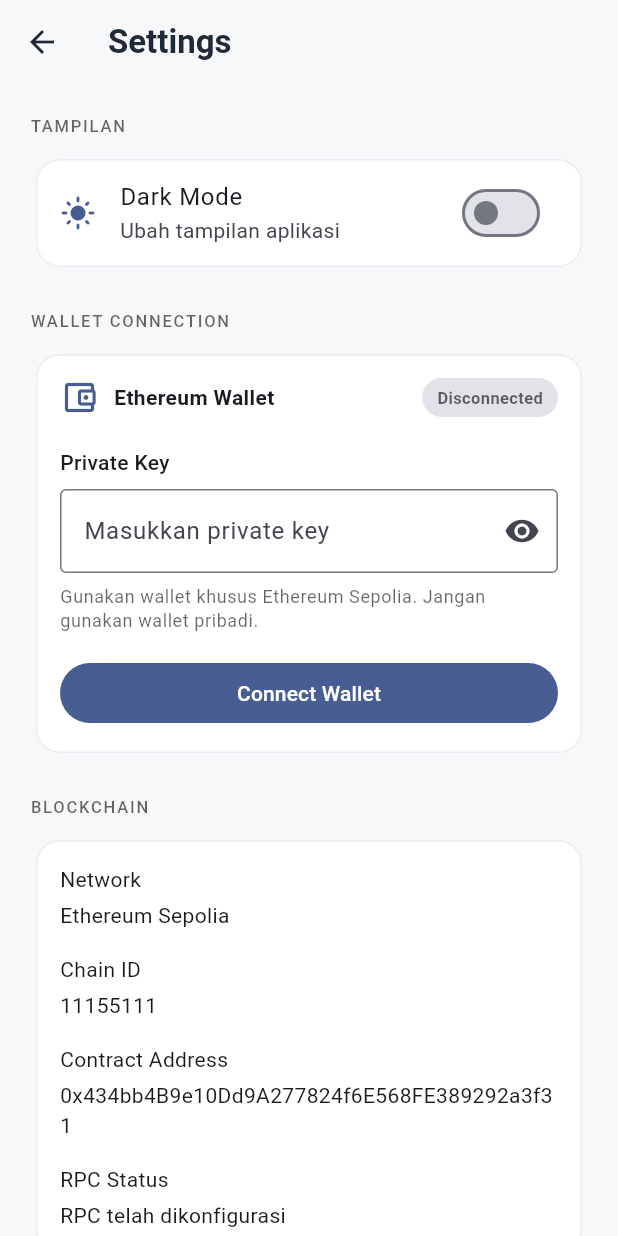
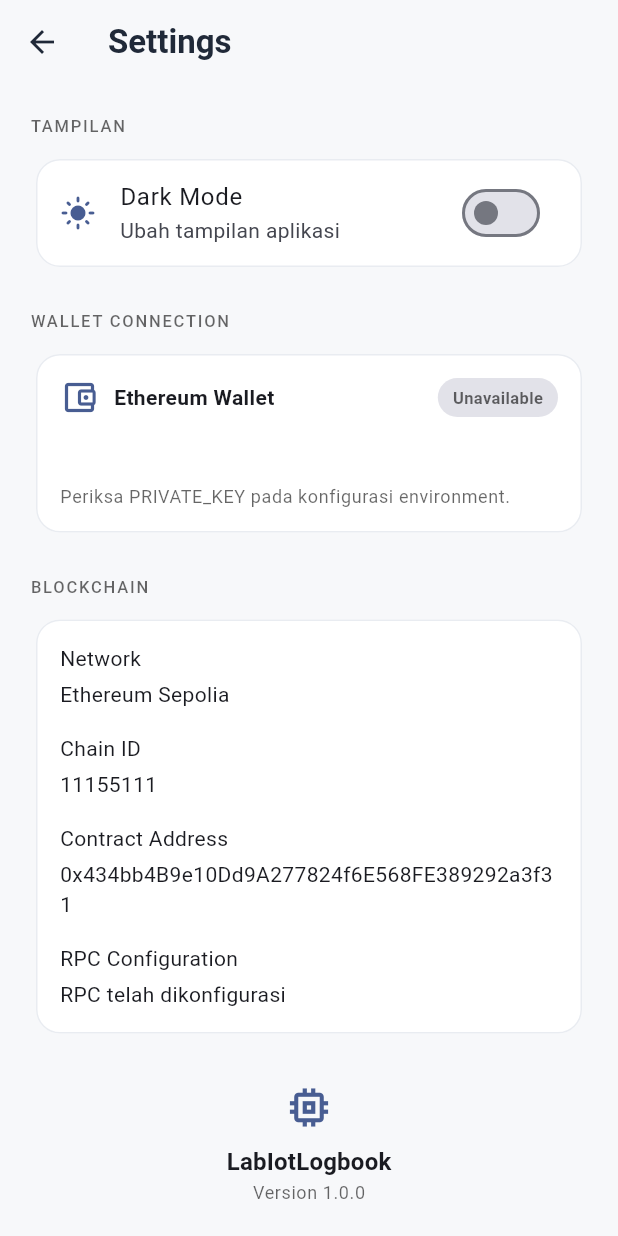
Before and after one commit to Ald1sky/LabIotLogbook, a Flutter app: the SettingsScreen screen opened directly with empty values, on a phone screen of 412 x 824 dp. Run offline on Flutter 3.47's test engine with Material 3 defaults, Android fonts, the phone set to English and light mode, and no system bars; our stand-ins replace flutter_dotenv; missing offline and left inert: wallet, web3dart; statements that could not run were skipped.

Commit message:
Beberapa konfigurasi perbaikan

```diff
--- a/lib/screens/dashboard_screen.dart
+++ b/lib/screens/dashboard_screen.dart
@@ -36,7 +36,7 @@ class DashboardScreen extends StatelessWidget {
     return Scaffold(
       appBar: AppBar(
         title: const Text(
-          'LabIotLogbook',
+          'Lab IoT Logbook',
           style: TextStyle(fontWeight: FontWeight.bold),
         ),
         actions: [
@@ -58,7 +58,7 @@ class DashboardScreen extends StatelessWidget {
           ),
           const SizedBox(height: 4),
           Text(
-            'Loan Dashboard',
+            'Dashboard',
             style: theme.textTheme.headlineMedium?.copyWith(
               fontWeight: FontWeight.bold,
             ),
--- a/lib/screens/loan_screen.dart
+++ b/lib/screens/loan_screen.dart
@@ -46,12 +46,6 @@ class _LoanScreenState extends State<LoanScreen> {
           'Data Peminjaman',
           style: TextStyle(fontWeight: FontWeight.bold),
         ),
-        actions: [
-          IconButton(
-            onPressed: widget.onBorrow,
-            icon: const Icon(Icons.add),
-          ),
-        ],
       ),
       body: Column(
         children: [
--- a/lib/screens/settings_screen.dart
+++ b/lib/screens/settings_screen.dart
@@ -1,124 +1,33 @@
+
 import 'package:flutter/material.dart';
-
 
 import '../config/blockchain_config.dart';
 import '../services/blockchain_service.dart';
 
-class SettingsScreen extends StatefulWidget {
+class SettingsScreen extends StatelessWidget {
   final ThemeMode themeMode;
   final ValueChanged<bool> onToggleTheme;
   final BlockchainService blockchain;
+
+  final bool walletInitializing;
+  final String? walletError;
+  final String? walletBalance;
+  final bool balanceLoading;
+  final String? balanceError;
+  final VoidCallback onRefreshBalance;
 
   const SettingsScreen({
     super.key,
     required this.themeMode,
     required this.onToggleTheme,
     required this.blockchain,
+    required this.walletInitializing,
+    required this.walletError,
+    required this.walletBalance,
+    required this.balanceLoading,
+    required this.balanceError,
+    required this.onRefreshBalance,
   });
-
-  @override
-  State<SettingsScreen> createState() => _SettingsScreenState();
-}
-
-class _SettingsScreenState extends State<SettingsScreen> {
-  final TextEditingController _privateKeyController =
-      TextEditingController();
-
-  bool _obscureKey = true;
-  bool _connecting = false;
-  String? _walletAddress;
-  String? _balance;
-  String? _walletError;
-
-  bool get _isConnected => widget.blockchain.isWalletConnected;
-
-  @override
-  void dispose() {
-    _privateKeyController.dispose();
-    super.dispose();
-  }
-
-  Future<void> _connectWallet() async {
-    if (_privateKeyController.text.trim().isEmpty) {
-      _showMessage('Masukkan private key terlebih dahulu.');
-      return;
-    }
-
-    setState(() {
-      _connecting = true;
-      _walletError = null;
-    });
-
-    try {
-      final address = await widget.blockchain.connectWallet(
-        _privateKeyController.text.trim(),
-      );
-
-      // Bersihkan input setelah proses koneksi.
-      _privateKeyController.clear();
-
-      final balance = await widget.blockchain.getWalletBalance();
-
-      if (!mounted) return;
-
-      setState(() {
-        _walletAddress = address;
-        _balance =
-            (balance.getInWei.toDouble() / 1e18).toStringAsFixed(6)
-            ;
-        _connecting = false;
-      });
-
-      _showMessage('Wallet berhasil dihubungkan.');
-    } catch (error) {
-      widget.blockchain.disconnectWallet();
-
-      if (!mounted) return;
-
-      setState(() {
-        _connecting = false;
-        _walletAddress = null;
-        _balance = null;
-        _walletError = error.toString();
-      });
-
-      _showMessage('Gagal menghubungkan wallet.');
-    }
-  }
-
-  Future<void> _refreshBalance() async {
-    try {
-      final balance = await widget.blockchain.getWalletBalance();
-
-      if (!mounted) return;
-
-      setState(() {
-        _balance =
-            (balance.getInWei.toDouble() / 1e18).toStringAsFixed(6);
-
-      });
-    } catch (error) {
-      _showMessage('Gagal mengambil saldo: $error');
-    }
-  }
-
-  void _disconnectWallet() {
-    widget.blockchain.disconnectWallet();
-
-    setState(() {
-      _walletAddress = null;
-      _balance = null;
-      _walletError = null;
-    });
-
-    _showMessage('Wallet berhasil diputuskan.');
-  }
-
-  void _showMessage(String message) {
-    ScaffoldMessenger.of(context).showSnackBar(
-      SnackBar(content: Text(message)),
-    );
-  }
 
   Widget _sectionTitle(String title, ThemeData theme) {
     return Text(
@@ -133,7 +42,8 @@ class _SettingsScreenState extends State<SettingsScreen> {
   @override
   Widget build(BuildContext context) {
     final theme = Theme.of(context);
-    final isDark = widget.themeMode == ThemeMode.dark;
+    final isDark = themeMode == ThemeMode.dark;
+    final isConnected = blockchain.isWalletConnected;
 
     return Scaffold(
       appBar: AppBar(
@@ -152,7 +62,7 @@ class _SettingsScreenState extends State<SettingsScreen> {
           Card(
             child: SwitchListTile(
               value: isDark,
-              onChanged: widget.onToggleTheme,
+              onChanged: onToggleTheme,
               secondary: Icon(
                 isDark ? Icons.dark_mode : Icons.light_mode,
                 color: theme.colorScheme.primary,
@@ -196,15 +106,19 @@ class _SettingsScreenState extends State<SettingsScreen> {
                           vertical: 5,
                         ),
                         decoration: BoxDecoration(
-                          color: _isConnected
+                          color: isConnected
                               ? Colors.green.withValues(alpha: 0.12)
                               : theme.colorScheme.surfaceContainerHighest,
                           borderRadius: BorderRadius.circular(20),
                         ),
                         child: Text(
-                          _isConnected ? 'Connected' : 'Disconnected',
+                          walletInitializing
+                              ? 'Loading'
+                              : isConnected
+                                  ? 'Loaded'
+                                  : 'Unavailable',
                           style: TextStyle(
-                            color: _isConnected
+                            color: isConnected
                                 ? Colors.green
                                 : theme.hintColor,
                             fontSize: 11,
@@ -217,83 +131,21 @@ class _SettingsScreenState extends State<SettingsScreen> {
 
                   const SizedBox(height: 20),
 
-                  if (!_isConnected) ...[
-                    const Text(
-                      'Private Key',
-                      style: TextStyle(fontWeight: FontWeight.w500),
-                    ),
-                    const SizedBox(height: 8),
-
-                    TextField(
-                      controller: _privateKeyController,
-                      obscureText: _obscureKey,
-                      autocorrect: false,
-                      enableSuggestions: false,
-                      decoration: InputDecoration(
-                        hintText: 'Masukkan private key',
-                        border: const OutlineInputBorder(),
-                        suffixIcon: IconButton(
-                          onPressed: () {
-                            setState(() {
-                              _obscureKey = !_obscureKey;
-                            });
-                          },
-                          icon: Icon(
-                            _obscureKey
-                                ? Icons.visibility
-                                : Icons.visibility_off,
-                          ),
-                        ),
-                      ),
-                    ),
-
-                    const SizedBox(height: 8),
-
-                    Text(
-                      'Gunakan wallet khusus Ethereum Sepolia. '
-                      'Jangan gunakan wallet pribadi.',
-                      style: theme.textTheme.bodySmall?.copyWith(
-                        color: theme.hintColor,
-                      ),
-                    ),
-
-                    const SizedBox(height: 16),
-
-                    SizedBox(
-                      width: double.infinity,
-                      child: FilledButton(
-                        onPressed: _connecting ? null : _connectWallet,
-                        child: _connecting
-                            ? const SizedBox(
-                                height: 20,
-                                width: 20,
-                                child: CircularProgressIndicator(
-                                  strokeWidth: 2,
-                                ),
-                              )
-                            : const Text('Connect Wallet'),
-                      ),
-                    ),
-
-                    if (_walletError != null) ...[
-                      const SizedBox(height: 12),
-                      Text(
-                        _walletError!,
-                        style: const TextStyle(
-                          color: Colors.red,
-                          fontSize: 12,
-                        ),
-                      ),
-                    ],
-                  ] else ...[
+                  if (walletInitializing) ...[
+                    const LinearProgressIndicator(),
+                    const SizedBox(height: 12),
+                    const Text('Memuat wallet dari environment...'),
+                  ] else if (isConnected) ...[
                     const Text(
                       'Wallet Address',
-                      style: TextStyle(fontWeight: FontWeight.w500),
+                      style: TextStyle(
+                        fontWeight: FontWeight.w500,
+                      ),
                     ),
                     const SizedBox(height: 8),
 
                     SelectableText(
-                      _walletAddress ?? '',
+                      blockchain.walletAddress ?? '-',
                       style: theme.textTheme.bodySmall,
                     ),
 
@@ -301,7 +153,9 @@ class _SettingsScreenState extends State<SettingsScreen> {
 
                     const Text(
                       'Sepolia Balance',
-                      style: TextStyle(fontWeight: FontWeight.w500),
+                      style: TextStyle(
+                        fontWeight: FontWeight.w500,
+                      ),
                     ),
                     const SizedBox(height: 8),
 
@@ -309,28 +163,56 @@ class _SettingsScreenState extends State<SettingsScreen> {
                       children: [
                         Expanded(
                           child: Text(
-                            '${_balance ?? '-'} ETH',
+                            balanceLoading
+                                ? 'Memuat saldo...'
+                                : '${walletBalance ?? '-'} ETH',
                             style: theme.textTheme.titleLarge?.copyWith(
                               fontWeight: FontWeight.bold,
                             ),
                           ),
                         ),
                         IconButton(
-                          onPressed: _refreshBalance,
+                          onPressed: balanceLoading
+                              ? null
+                              : onRefreshBalance,
                           tooltip: 'Refresh balance',
                           icon: const Icon(Icons.refresh),
                         ),
                       ],
                     ),
 
-                    const SizedBox(height: 16),
+                    if (balanceError != null) ...[
+                      const SizedBox(height: 8),
+                      Text(
+                        'Gagal membaca saldo: $balanceError',
+                        style: const TextStyle(
+                          color: Colors.red,
+                          fontSize: 12,
+                        ),
+                      ),
+                    ],
 
-                    SizedBox(
-                      width: double.infinity,
-                      child: OutlinedButton.icon(
-                        onPressed: _disconnectWallet,
-                        icon: const Icon(Icons.logout),
-                        label: const Text('Disconnect Wallet'),
+                    const SizedBox(height: 8),
+
+                    Text(
+                      'Wallet dimuat dari environment configuration.',
+                      style: theme.textTheme.bodySmall?.copyWith(
+                        color: theme.hintColor,
+                      ),
+                    ),
+                  ] else ...[
+                    Text(
+                      walletError ?? 'Wallet belum tersedia.',
+                      style: const TextStyle(
+                        color: Colors.red,
+                        fontSize: 12,
+                      ),
+                    ),
+                    const SizedBox(height: 8),
+                    Text(
+                      'Periksa PRIVATE_KEY pada konfigurasi environment.',
+                      style: theme.textTheme.bodySmall?.copyWith(
+                        color: theme.hintColor,
                       ),
                     ),
                   ],
@@ -371,7 +253,7 @@ class _SettingsScreenState extends State<SettingsScreen> {
 
                   const SizedBox(height: 16),
 
-                  const Text('RPC Status'),
+                  const Text('RPC Configuration'),
                   const SizedBox(height: 4),
                   Text(
                     BlockchainConfig.isRpcConfigured
```
Also changed, not shown: lib/screens/main_screen.dart (+89 -8 lines), lib/services/blockchain_service.dart (+43 -38 lines), pubspec.yaml (+22 -0 lines), assets/icon/app_icon.jpeg (added), assets/splash/splash_logo.jpeg (added), pubspec.lock, 68 other files.
